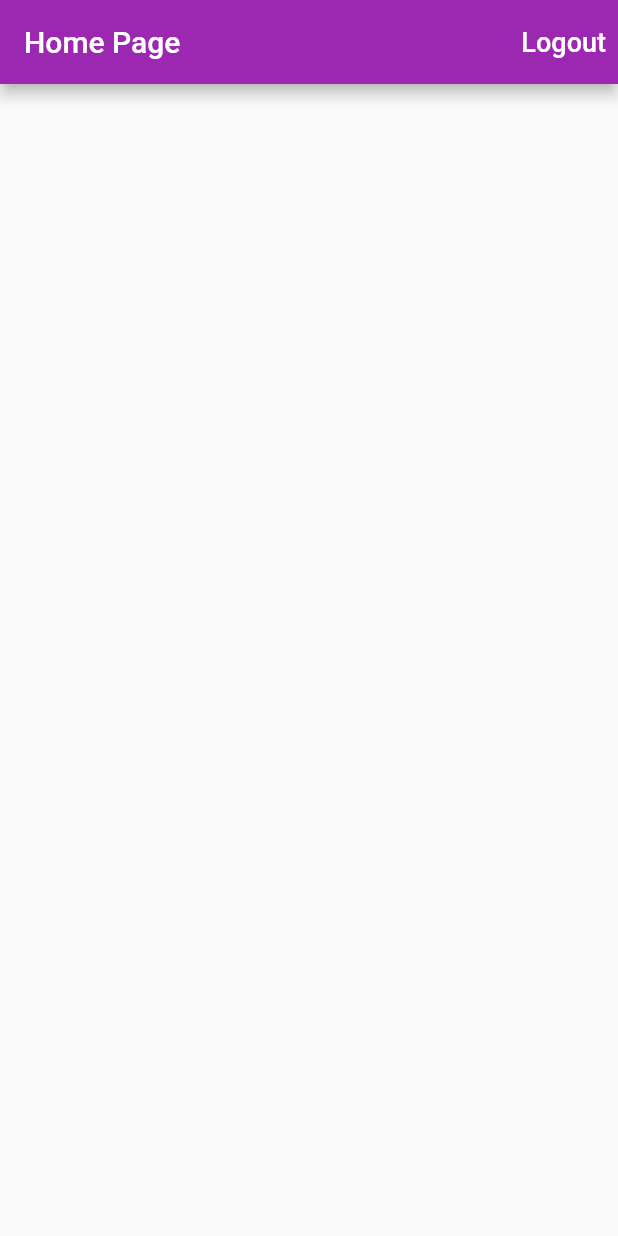
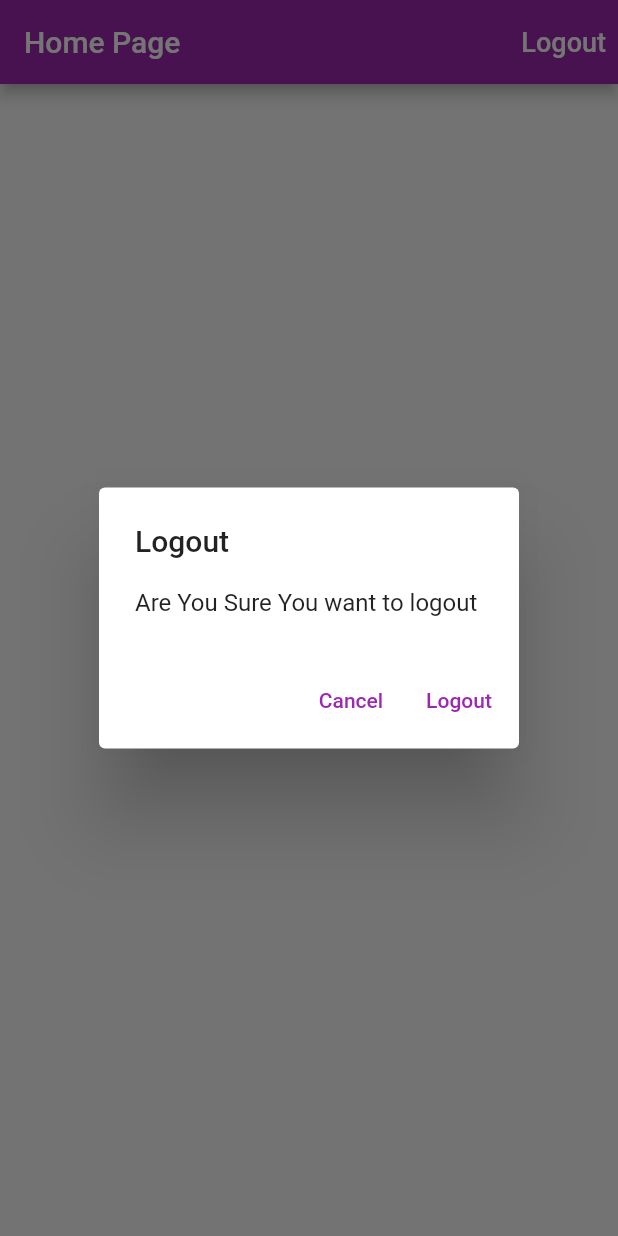
Before and after one commit to vaibhavsahni009/fun-with-flutter, a Flutter app: the screen it shows once a user with an empty profile is signed in, after a tap on "Logout", on a phone screen of 412 x 824 dp. Run offline on Flutter 3.47's test engine with Material 2 defaults, Android fonts, the phone set to English and light mode, and no system bars; our stand-ins replace animated_text_kit, audioplayers, cloud_firestore, firebase_auth, firebase_core, flutter_spinkit and 5 more; missing offline and left inert: flutter_login_facebook; accounts and stored records are empty.

Commit message:
added dialogs in sign in and logout

```diff
--- a/time_tracker/lib/app/home_page.dart
+++ b/time_tracker/lib/app/home_page.dart
@@ -1,4 +1,5 @@
 import 'package:flutter/material.dart';
+import 'package:time_tracker/common_widgets/show_alert_dialog.dart';
 import 'package:time_tracker/services/auth.dart';
 
 class HomePage extends StatelessWidget {
@@ -13,6 +14,15 @@ class HomePage extends StatelessWidget {
     }
   }
 
+  Future<void> _confirmSignOut(BuildContext context) async {
+    final bool didRequestSignOut = await showAlertDialog(context,
+        title: 'Logout',
+        content: 'Are You Sure You want to logout',
+        defaultActionText: 'Logout',
+        cancelActionText: 'Cancel');
+    if (didRequestSignOut) _signOut();
+  }
+
   @override
   Widget build(BuildContext context) {
     return Scaffold(
@@ -20,7 +30,7 @@ class HomePage extends StatelessWidget {
         title: Text('Home Page'),
         actions: [
           TextButton(
-            onPressed: _signOut,
+            onPressed: () => _confirmSignOut(context),
             child: Text(
               'Logout',
               style: TextStyle(
--- /dev/null
+++ b/time_tracker/lib/common_widgets/show_alert_dialog.dart
@@ -0,0 +1,47 @@
+import 'dart:io';
+
+import 'package:flutter/cupertino.dart';
+import 'package:flutter/material.dart';
+
+Future<bool> showAlertDialog(BuildContext context,
+    {@required String title,
+    @required String content,
+    @required defaultActionText,
+    cancelActionText}) {
+  if (!Platform.isIOS) {
+    return showDialog(
+        context: context,
+        builder: (context) {
+          return AlertDialog(
+            title: Text(title),
+            content: Text(content),
+            actions: [
+              if (cancelActionText != null)
+                TextButton(
+                    onPressed: () => Navigator.of(context).pop(false),
+                    child: Text(cancelActionText)),
+              TextButton(
+                  onPressed: () => Navigator.of(context).pop(true),
+                  child: Text(defaultActionText)),
+            ],
+          );
+        });
+  }
+  return showCupertinoDialog(
+      context: context,
+      builder: (context) {
+        return CupertinoAlertDialog(
+          title: Text(title),
+          content: Text(content),
+          actions: [
+            if (cancelActionText != null)
+              CupertinoDialogAction(
+                  onPressed: () => Navigator.of(context).pop(false),
+                  child: Text(cancelActionText)),
+            CupertinoDialogAction(
+                onPressed: () => Navigator.of(context).pop(true),
+                child: Text(defaultActionText))
+          ],
+        );
+      });
+}
```
Also changed, not shown: time_tracker/lib/app/sign_in/email_sign_in_form.dart (+7 -1 lines), time_tracker/lib/app/sign_in/email_sign_in_page.dart (+8 -6 lines).
